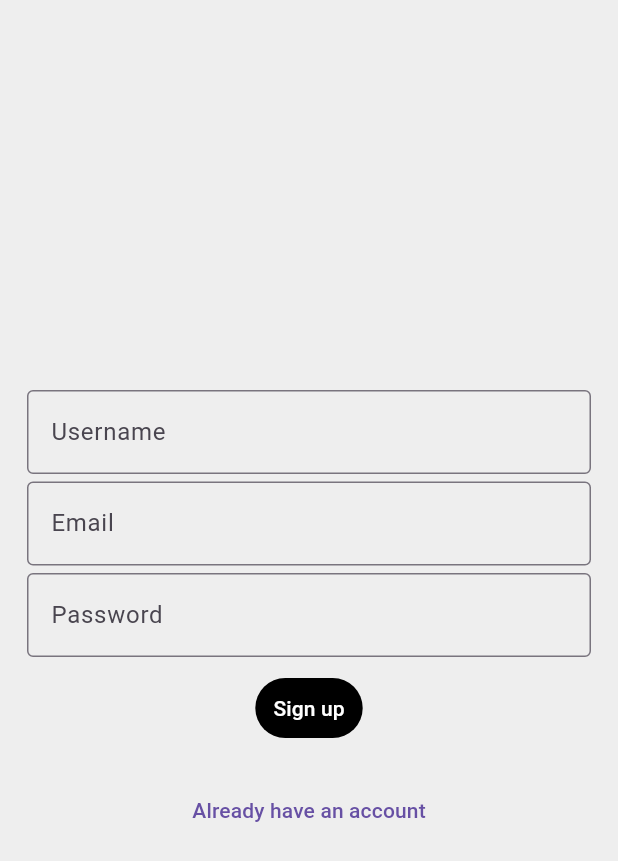
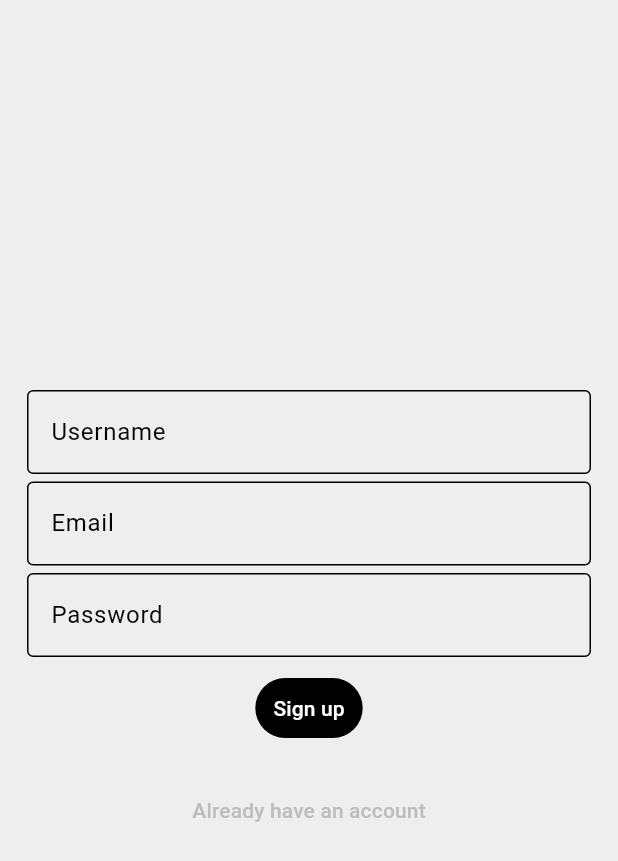
Before and after one commit to pulkit1057/Stock_market_portfolio_app, a Flutter app: the screen it shows after launch, after a tap on "Register", on a phone screen of 412 x 824 dp. Shown: the top 861 px of the screen. Run offline on Flutter 3.47's test engine with Material 3 defaults, Android fonts, the phone set to English and light mode, and no system bars; our stand-ins replace jwt_decoder, pie_chart, shared_preferences; network calls fail.

Commit message:
working with providers and themes

```diff
--- a/portfolio_tracker/lib/main.dart
+++ b/portfolio_tracker/lib/main.dart
@@ -2,6 +2,8 @@ import 'package:flutter/material.dart';
 import 'package:jwt_decoder/jwt_decoder.dart';
 import 'package:portfolio_tracker/screens/auth.dart';
 import 'package:portfolio_tracker/screens/dashboard.dart';
+import 'package:portfolio_tracker/theme/theme_provider.dart';
+import 'package:provider/provider.dart';
 import 'package:shared_preferences/shared_preferences.dart';
 
 void main() async {
@@ -9,17 +11,25 @@ void main() async {
   final SharedPreferencesWithCache prefs =
       await SharedPreferencesWithCache.create(
     cacheOptions: SharedPreferencesWithCacheOptions(
-      allowList: <String>{'token'},
+      allowList: <String>{'token', 'theme'},
     ),
   );
 
   String? token = prefs.getString('token');
-  runApp(MaterialApp(
-    home: MyApp(
-      token: token,
-      prefs:prefs,
+  bool? isDark = prefs.getBool('theme');
+  runApp(
+    MultiProvider(
+      providers: [
+        ChangeNotifierProvider(
+          create: (context) => ThemeProvider(),
+        ),
+      ],
+      child: MyApp(
+        token: token,
+        prefs: prefs,
+      ),
     ),
-  ));
+  );
 }
 
 class MyApp extends StatelessWidget {
@@ -29,15 +39,34 @@ class MyApp extends StatelessWidget {
     required this.prefs,
   });
   final token;
-  final prefs;
+  final SharedPreferencesWithCache prefs;
 
+  // @override
+  // Widget build(BuildContext context) {
+  //   if (token == '' || token == null || JwtDecoder.isExpired(token)) {
+  //     return MaterialApp(
+  //       theme: Provider.of<ThemeProvider>(context).themeData,
+  //       home: AuthScreen(
+  //         prefs: prefs,
+  //       ),
+  //     );
+  //   } else {
+  //     return DashboardScreen(
+  //       token: token,
+  //     );
+  //   }
+  // }
   @override
   Widget build(BuildContext context) {
-    if (token == '' || token == null || JwtDecoder.isExpired(token)) {
-      return AuthScreen(prefs:prefs,);
-    }
-    else{
-      return DashboardScreen(token: token,);
-    }
+    return MaterialApp(
+      theme: Provider.of<ThemeProvider>(context).themeData,
+      home: token == '' || token == null || JwtDecoder.isExpired(token)
+          ? AuthScreen(
+              prefs: prefs,
+            )
+          : DashboardScreen(
+              token: token,
+            ),
+    );
   }
 }
--- a/portfolio_tracker/lib/screens/auth.dart
+++ b/portfolio_tracker/lib/screens/auth.dart
@@ -117,7 +117,7 @@ class _AuthScreenState extends State<AuthScreen> {
   @override
   Widget build(BuildContext context) {
     return Scaffold(
-      backgroundColor: Colors.grey.shade200,
+      // backgroundColor: Colors.grey.shade200,
       body: Padding(
         padding: const EdgeInsets.all(18.0),
         child: Container(
--- /dev/null
+++ b/portfolio_tracker/lib/theme/dark_mode.dart
@@ -0,0 +1,10 @@
+import 'package:flutter/material.dart';
+
+ThemeData darkMode = ThemeData(
+  colorScheme: ColorScheme.dark(
+    surface: Colors.grey.shade900,
+    primary: Colors.grey.shade700,
+    secondary: Colors.grey.shade500,
+    inversePrimary: Colors.grey.shade200,
+  )
+);
--- /dev/null
+++ b/portfolio_tracker/lib/theme/light_mode.dart
@@ -0,0 +1,10 @@
+import 'package:flutter/material.dart';
+
+ThemeData lightMode = ThemeData(
+  colorScheme: ColorScheme.light(
+    surface: Colors.grey.shade200,
+    primary: Colors.grey.shade400,
+    secondary: Colors.grey.shade600,
+    inversePrimary: Colors.grey.shade900,
+  )
+);
--- /dev/null
+++ b/portfolio_tracker/lib/theme/theme_provider.dart
@@ -0,0 +1,27 @@
+import 'package:flutter/material.dart';
+import 'package:portfolio_tracker/theme/dark_mode.dart';
+import 'package:portfolio_tracker/theme/light_mode.dart';
+
+class ThemeProvider extends ChangeNotifier{
+  ThemeData _themeData = lightMode;
+
+  ThemeData get themeData => _themeData;
+
+  bool get isDarkMode => _themeData == darkMode;
+
+  set themeData (ThemeData themeData){
+    _themeData = themeData;
+    notifyListeners();
+  }
+
+  void toggleTheme(){
+    if(isDarkMode)
+    {
+      _themeData = lightMode;
+    }
+    else
+    {
+      _themeData = darkMode;
+    }
+  }
+}
--- a/portfolio_tracker/pubspec.yaml
+++ b/portfolio_tracker/pubspec.yaml
@@ -39,6 +39,7 @@ dependencies:
   http: ^1.2.2
   shared_preferences: ^2.3.5
   jwt_decoder: ^2.0.1
+  provider: ^6.1.2
 
 dev_dependencies:
   flutter_test:
```
Also changed, not shown: portfolio_tracker/lib/components/stock_tile.dart (+9 -5 lines), portfolio_tracker/lib/screens/dashboard.dart (+72 -34 lines), portfolio_tracker/lib/screens/holdings.dart (+5 -3 lines), portfolio_tracker/pubspec.lock.
